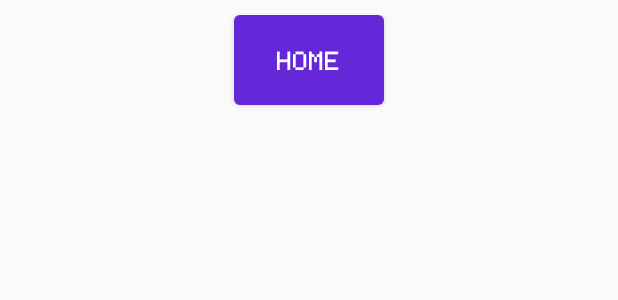
After one commit to DimoDM/RocketGame, an Android app: the layout frgment_classation.xml on its own in the app's theme, with its tools: preview values and no code run, on a phone screen of 412 x 824 dp. The commit adds this screen. Shown: the top 300 px of the screen. Run offline under Robolectric (Android 15) with nearby library versions, the phone set to English and light mode, and no system bars.

Commit message:
classation fragment

```diff
--- a/app/src/main/java/com/example/rocketgame/core/contract/MainMenuFragmentContract.java
+++ b/app/src/main/java/com/example/rocketgame/core/contract/MainMenuFragmentContract.java
@@ -4,11 +4,15 @@ public interface MainMenuFragmentContract {
 
     interface ViewListener{
         void goToGameScreen();
+        void goToClassationFragment();
+        void goToShopFragment();
     }
 
     interface PresentListener {
 
         void setViewListener(ViewListener viewListener);
         void onPlayBtnClicked();
+        void onClassationBtnClicked();
+        void onShopBtnClicked();
     }
 }
--- a/app/src/main/java/com/example/rocketgame/di/modules/FragmentsModule.java
+++ b/app/src/main/java/com/example/rocketgame/di/modules/FragmentsModule.java
@@ -2,6 +2,7 @@ package com.example.rocketgame.di.modules;
 
 import com.example.rocketgame.ui.activities.MainActivity;
 import com.example.rocketgame.ui.fragments.BaseFragment;
+import com.example.rocketgame.ui.fragments.ClassationFragment;
 import com.example.rocketgame.ui.fragments.DeathFragment;
 import com.example.rocketgame.ui.fragments.GameFragment;
 import com.example.rocketgame.ui.fragments.MainMenuFragment;
@@ -25,4 +26,7 @@ public abstract class FragmentsModule {
     @ContributesAndroidInjector
     abstract DeathFragment provideDeathFragment();
 
+    @ContributesAndroidInjector
+    abstract ClassationFragment provideClassationFragment();
+
 }
--- a/app/src/main/java/com/example/rocketgame/ui/fragments/GameFragment.java
+++ b/app/src/main/java/com/example/rocketgame/ui/fragments/GameFragment.java
@@ -3,15 +3,9 @@ package com.example.rocketgame.ui.fragments;
 import android.os.Bundle;
 import android.view.View;
 
-import androidx.lifecycle.MutableLiveData;
-import androidx.lifecycle.Observer;
-
 import com.example.rocketgame.App.GameEngine;
-import com.example.rocketgame.App.HelpClasses.ObservableInteger;
-import com.example.rocketgame.App.HelpClasses.OnIntegerChangeListener;
 import com.example.rocketgame.R;
 import com.example.rocketgame.core.contract.GameFragmentContract;
-import com.example.rocketgame.core.contract.MainMenuFragmentContract;
 import com.example.rocketgame.databinding.FragmentSinglePlayerBinding;
 
 import javax.inject.Inject;
--- a/app/src/main/res/layout/fragment_main_menu.xml
+++ b/app/src/main/res/layout/fragment_main_menu.xml
@@ -29,6 +29,7 @@
         />
 
     <Button
+        android:id="@+id/classation_btn"
         android:layout_width="130dp"
         android:layout_height="100dp"
         app:layout_constraintEnd_toStartOf="@id/guideline"
@@ -38,6 +39,7 @@
         />
 
     <Button
+        android:id="@+id/shop_btn"
         android:layout_width="130dp"
         android:layout_height="100dp"
         app:layout_constraintStart_toEndOf="@+id/guideline"
--- /dev/null
+++ b/app/src/main/res/layout/frgment_classation.xml
@@ -0,0 +1,32 @@
+<?xml version="1.0" encoding="utf-8"?>
+<layout>
+<androidx.constraintlayout.widget.ConstraintLayout xmlns:android="http://schemas.android.com/apk/res/android"
+    android:layout_width="match_parent"
+    android:layout_height="match_parent"
+    xmlns:app="http://schemas.android.com/apk/res-auto"
+    android:layout_margin="10dp">
+
+    <Button
+        android:id="@+id/back_to_menu"
+        app:layout_constraintTop_toTopOf="parent"
+        app:layout_constraintStart_toStartOf="parent"
+        app:layout_constraintEnd_toEndOf="parent"
+        android:layout_width="100dp"
+        android:layout_height="60dp"
+        android:background="@drawable/btn_shape"
+        android:text="Home"
+        android:fontFamily="@font/pixelmix"
+        android:textColor="@color/font_color"
+        android:layout_marginBottom="10dp"
+        />
+
+    <androidx.recyclerview.widget.RecyclerView
+        android:id="@+id/resView"
+        android:layout_width="match_parent"
+        android:layout_height="match_parent"
+        app:layout_constraintTop_toBottomOf="@+id/back_to_menu"
+        />
+
+
+</androidx.constraintlayout.widget.ConstraintLayout>
+</layout>
```
Also changed, not shown: app/src/main/java/com/example/rocketgame/App/GameEngine.java (+0 -10 lines), app/src/main/java/com/example/rocketgame/App/HelpClasses/ObservableInteger.java (deleted, +0 -27 lines), app/src/main/java/com/example/rocketgame/App/HelpClasses/OnIntegerChangeListener.java (deleted, +0 -7 lines), app/src/main/java/com/example/rocketgame/core/contract/ClassationFragmentContract.java (added, +14 -0 lines), app/src/main/java/com/example/rocketgame/core/present/ClassationFragmentPresenter.java (added, +19 -0 lines), app/src/main/java/com/example/rocketgame/core/present/MainMenuFragmentPresenter.java (+10 -0 lines), app/src/main/java/com/example/rocketgame/di/modules/ContractsModule.java (+8 -0 lines), app/src/main/java/com/example/rocketgame/ui/activities/MainActivity.java (+6 -4 lines), app/src/main/java/com/example/rocketgame/ui/adapter/ClassationAdapter.java (added, +69 -0 lines), app/src/main/java/com/example/rocketgame/ui/fragments/ClassationFragment.java (added, +47 -0 lines), app/src/main/java/com/example/rocketgame/ui/fragments/MainMenuFragment.java (+11 -0 lines), app/src/main/res/layout/item_records.xml (added, +41 -0 lines).
